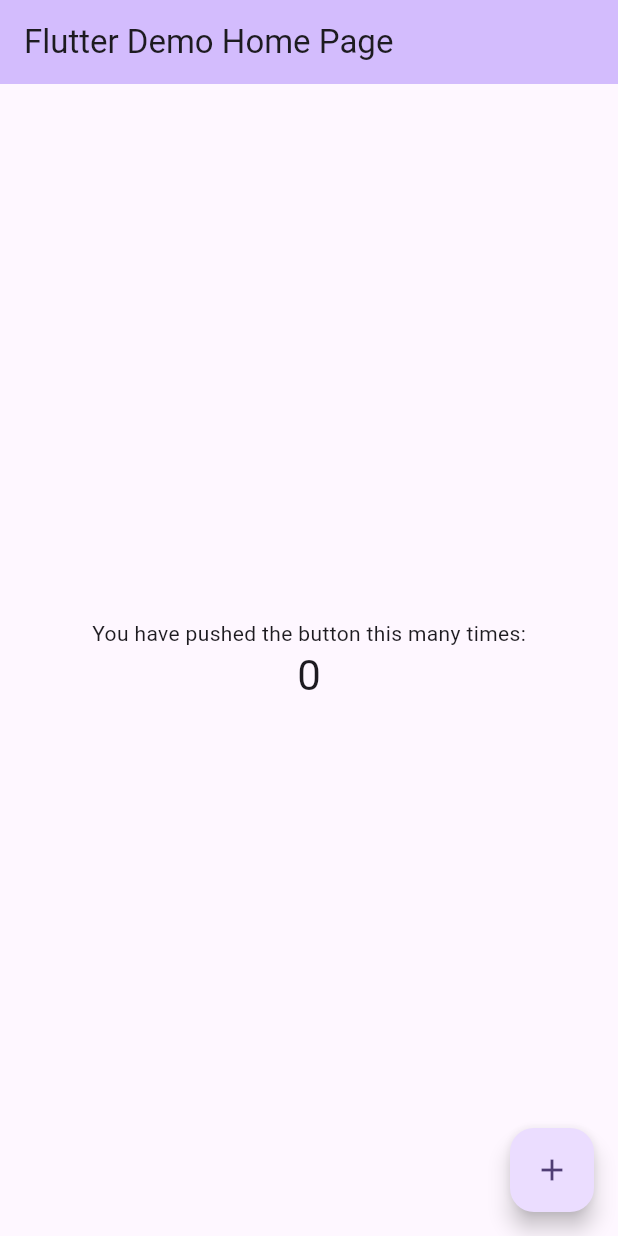
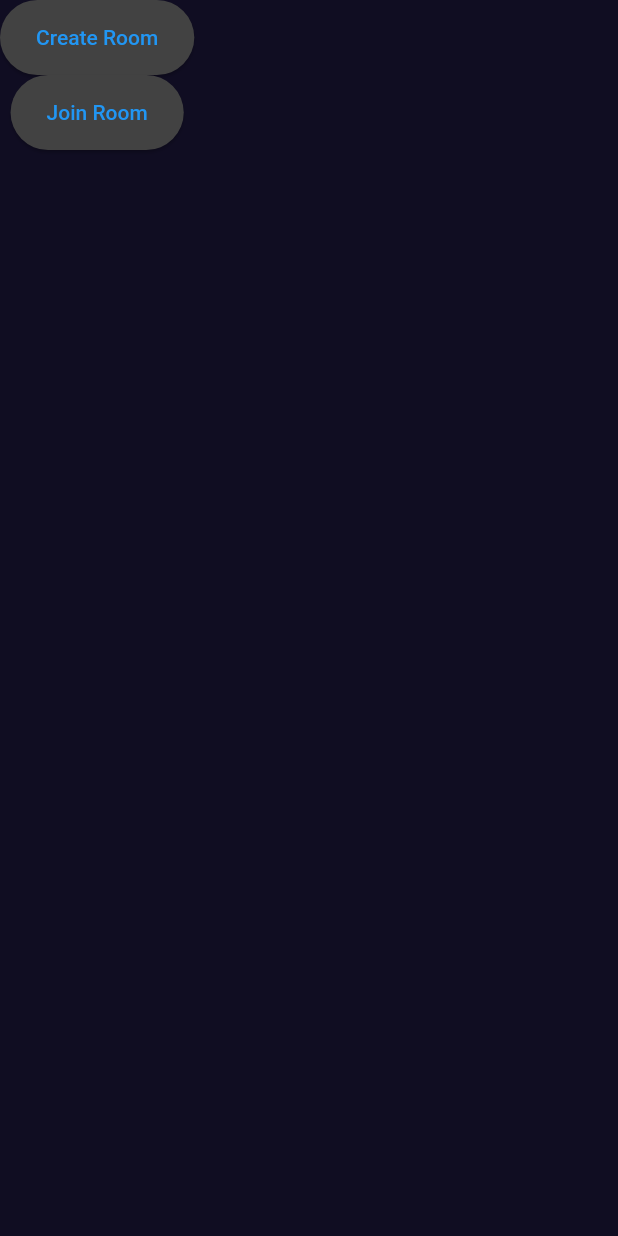
Before and after one commit to Thiruvikraman1998/Multiplayer_tictactoe_game, a Flutter app: the screen it shows after launch, on a phone screen of 412 x 824 dp. Run offline on Flutter 3.47's test engine with Material 2 defaults, Android fonts, the phone set to English and light mode, and no system bars.

Commit message:
added menu buttons to create and join room

```diff
--- a/tictactoe_game/lib/main.dart
+++ b/tictactoe_game/lib/main.dart
@@ -1,125 +1,22 @@
 import 'package:flutter/material.dart';
+import 'package:tictactoe_game/screens/main_menu_screen.dart';
+import 'package:tictactoe_game/utils/colors.dart';
 
 void main() {
-  runApp(const MyApp());
+  runApp(const TicTacToe());
 }
 
-class MyApp extends StatelessWidget {
-  const MyApp({super.key});
+class TicTacToe extends StatelessWidget {
+  const TicTacToe({super.key});
 
   // This widget is the root of your application.
   @override
   Widget build(BuildContext context) {
     return MaterialApp(
-      title: 'Flutter Demo',
-      theme: ThemeData(
-        // This is the theme of your application.
-        //
-        // TRY THIS: Try running your application with "flutter run". You'll see
-        // the application has a blue toolbar. Then, without quitting the app,
-        // try changing the seedColor in the colorScheme below to Colors.green
-        // and then invoke "hot reload" (save your changes or press the "hot
-        // reload" button in a Flutter-supported IDE, or press "r" if you used
-        // the command line to start the app).
-        //
-        // Notice that the counter didn't reset back to zero; the application
-        // state is not lost during the reload. To reset the state, use hot
-        // restart instead.
-        //
-        // This works for code too, not just values: Most code changes can be
-        // tested with just a hot reload.
-        colorScheme: ColorScheme.fromSeed(seedColor: Colors.deepPurple),
-        useMaterial3: true,
-      ),
-      home: const MyHomePage(title: 'Flutter Demo Home Page'),
+      title: 'Tic Tac Toe',
+      theme: ThemeData.dark()
+          .copyWith(scaffoldBackgroundColor: bgColor, useMaterial3: true),
+      home: const MainMenu(),
     );
   }
 }
-
-class MyHomePage extends StatefulWidget {
-  const MyHomePage({super.key, required this.title});
-
-  // This widget is the home page of your application. It is stateful, meaning
-  // that it has a State object (defined below) that contains fields that affect
-  // how it looks.
-
-  // This class is the configuration for the state. It holds the values (in this
-  // case the title) provided by the parent (in this case the App widget) and
-  // used by the build method of the State. Fields in a Widget subclass are
-  // always marked "final".
-
-  final String title;
-
-  @override
-  State<MyHomePage> createState() => _MyHomePageState();
-}
-
-class _MyHomePageState extends State<MyHomePage> {
-  int _counter = 0;
-
-  void _incrementCounter() {
-    setState(() {
-      // This call to setState tells the Flutter framework that something has
-      // changed in this State, which causes it to rerun the build method below
-      // so that the display can reflect the updated values. If we changed
-      // _counter without calling setState(), then the build method would not be
-      // called again, and so nothing would appear to happen.
-      _counter++;
-    });
-  }
-
-  @override
-  Widget build(BuildContext context) {
-    // This method is rerun every time setState is called, for instance as done
-    // by the _incrementCounter method above.
-    //
-    // The Flutter framework has been optimized to make rerunning build methods
-    // fast, so that you can just rebuild anything that needs updating rather
-    // than having to individually change instances of widgets.
-    return Scaffold(
-      appBar: AppBar(
-        // TRY THIS: Try changing the color here to a specific color (to
-        // Colors.amber, perhaps?) and trigger a hot reload to see the AppBar
-        // change color while the other colors stay the same.
-        backgroundColor: Theme.of(context).colorScheme.inversePrimary,
-        // Here we take the value from the MyHomePage object that was created by
-        // the App.build method, and use it to set our appbar title.
-        title: Text(widget.title),
-      ),
-      body: Center(
-        // Center is a layout widget. It takes a single child and positions it
-        // in the middle of the parent.
-        child: Column(
-          // Column is also a layout widget. It takes a list of children and
-          // arranges them vertically. By default, it sizes itself to fit its
-          // children horizontally, and tries to be as tall as its parent.
-          //
-          // Column has various properties to control how it sizes itself and
-          // how it positions its children. Here we use mainAxisAlignment to
-          // center the children vertically; the main axis here is the vertical
-          // axis because Columns are vertical (the cross axis would be
-          // horizontal).
-          //
-          // TRY THIS: Invoke "debug painting" (choose the "Toggle Debug Paint"
-          // action in the IDE, or press "p" in the console), to see the
-          // wireframe for each widget.
-          mainAxisAlignment: MainAxisAlignment.center,
-          children: <Widget>[
-            const Text(
-              'You have pushed the button this many times:',
-            ),
-            Text(
-              '$_counter',
-              style: Theme.of(context).textTheme.headlineMedium,
-            ),
-          ],
-        ),
-      ),
-      floatingActionButton: FloatingActionButton(
-        onPressed: _incrementCounter,
-        tooltip: 'Increment',
-        child: const Icon(Icons.add),
-      ), // This trailing comma makes auto-formatting nicer for build methods.
-    );
-  }
-}
--- /dev/null
+++ b/tictactoe_game/lib/screens/main_menu_screen.dart
@@ -0,0 +1,18 @@
+import 'package:flutter/material.dart';
+import 'package:tictactoe_game/widgets/buttons/main_menu_buttons.dart';
+
+class MainMenu extends StatelessWidget {
+  const MainMenu({super.key});
+
+  @override
+  Widget build(BuildContext context) {
+    return Scaffold(
+      body: Column(
+        children: [
+          MainMenuButton(onPressedEvent: () {}, lable: "Create Room"),
+          MainMenuButton(onPressedEvent: () {}, lable: "Join Room")
+        ],
+      ),
+    );
+  }
+}
--- /dev/null
+++ b/tictactoe_game/lib/utils/colors.dart
@@ -0,0 +1,3 @@
+import 'package:flutter/material.dart';
+
+const bgColor = Color.fromRGBO(16, 13, 34, 1);
--- /dev/null
+++ b/tictactoe_game/lib/utils/layouts.dart
@@ -0,0 +1,3 @@
+// import 'package:flutter/material.dart';
+
+// final  fullWidth = MediaQuery.of(context).size.width;
--- /dev/null
+++ b/tictactoe_game/lib/widgets/buttons/main_menu_buttons.dart
@@ -0,0 +1,21 @@
+import 'package:flutter/material.dart';
+
+class MainMenuButton extends StatelessWidget {
+  final VoidCallback onPressedEvent;
+  final String lable;
+  const MainMenuButton(
+      {super.key, required this.lable, required this.onPressedEvent});
+
+  @override
+  Widget build(BuildContext context) {
+    final width = MediaQuery.of(context).size.width;
+    //final height = MediaQuery.of(context).size.height;
+    return ElevatedButton(
+      onPressed: onPressedEvent,
+      style: ElevatedButton.styleFrom(
+        minimumSize: Size(width / 5, 50),
+      ),
+      child: Text(lable),
+    );
+  }
+}
```
Also changed, not shown: 1 other file.
